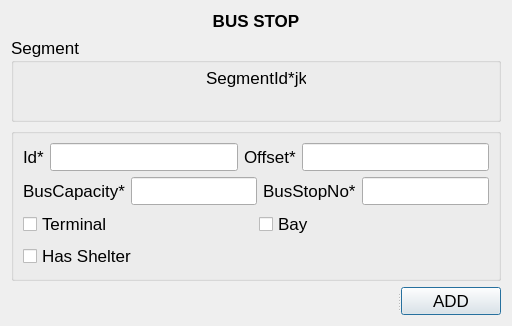
Qt form ui_busstop.ui (chaitanyamalaviya/Trafficera) before a commit.
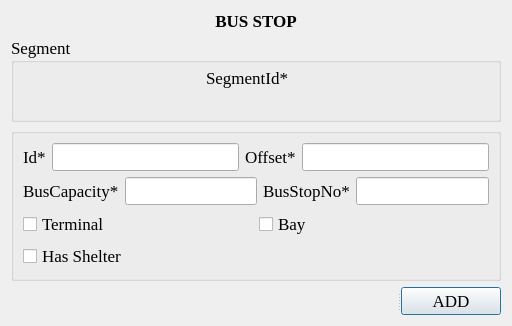
The same form after that commit.

What changed in the file:
```diff
--- a/ui_busstop.ui
+++ b/ui_busstop.ui
@@ -10,7 +10,7 @@
     <x>0</x>
     <y>0</y>
     <width>512</width>
-    <height>296</height>
+    <height>317</height>
    </rect>
   </property>
   <property name="font">
@@ -44,6 +44,7 @@
       <widget class="QLabel" name="titleLabel">
        <property name="font">
         <font>
+         <family>Times New Roman</family>
          <pointsize>13</pointsize>
          <weight>75</weight>
          <bold>true</bold>
@@ -59,6 +60,12 @@
      </item>
      <item>
       <widget class="QGroupBox" name="SegmentGroupBox">
+       <property name="font">
+        <font>
+         <family>Times New Roman</family>
+         <pointsize>13</pointsize>
+        </font>
+       </property>
        <property name="title">
         <string>Segment</string>
        </property>
@@ -90,8 +97,14 @@
             <height>100</height>
            </size>
           </property>
+          <property name="font">
+           <font>
+            <family>Times New Roman</family>
+            <pointsize>13</pointsize>
+           </font>
+          </property>
           <property name="text">
-           <string>SegmentId*jk</string>
+           <string>SegmentId*</string>
           </property>
          </widget>
         </item>
@@ -100,6 +113,12 @@
      </item>
      <item>
       <widget class="QGroupBox" name="attributeGroup">
+       <property name="font">
+        <font>
+         <family>Times New Roman</family>
+         <pointsize>13</pointsize>
+        </font>
+       </property>
        <property name="title">
         <string/>
        </property>
@@ -108,16 +127,35 @@
          <layout class="QHBoxLayout" name="horizontalLayout">
           <item>
            <widget class="QLabel" name="idLabel">
+            <property name="font">
+             <font>
+              <family>Times New Roman</family>
+              <pointsize>13</pointsize>
+             </font>
+            </property>
             <property name="text">
              <string>Id*</string>
             </property>
            </widget>
           </item>
           <item>
-           <widget class="QLineEdit" name="id"/>
+           <widget class="QLineEdit" name="id">
+            <property name="font">
+             <font>
+              <family>Times New Roman</family>
+              <pointsize>13</pointsize>
+             </font>
+            </property>
+           </widget>
           </item>
           <item>
            <widget class="QLabel" name="OffsetLabel">
+            <property name="font">
+             <font>
+              <family>Times New Roman</family>
+              <pointsize>13</pointsize>
+             </font>
+            </property>
             <property name="text">
              <string>Offset*</string>
             </property>
@@ -132,23 +170,49 @@
          <layout class="QHBoxLayout" name="horizontalLayout_2">
           <item>
            <widget class="QLabel" name="busCapacityLabel">
+            <property name="font">
+             <font>
+              <family>Times New Roman</family>
+              <pointsize>13</pointsize>
+             </font>
+            </property>
             <property name="text">
              <string>BusCapacity*</string>
             </property>
            </widget>
           </item>
           <item>
-           <widget class="QLineEdit" name="busCapacity"/>
+           <widget class="QLineEdit" name="busCapacity">
+            <property name="font">
+             <font>
+              <family>Times New Roman</family>
+              <pointsize>13</pointsize>
+             </font>
+            </property>
+           </widget>
           </item>
           <item>
            <widget class="QLabel" name="busstopNoLabel">
+            <property name="font">
+             <font>
+              <family>Times New Roman</family>
+              <pointsize>13</pointsize>
+             </font>
+            </property>
             <property name="text">
              <string>BusStopNo*</string>
             </property>
            </widget>
           </item>
           <item>
-           <widget class="QLineEdit" name="busstopNo"/>
+           <widget class="QLineEdit" name="busstopNo">
+            <property name="font">
+             <font>
+              <family>Times New Roman</family>
+              <pointsize>13</pointsize>
+             </font>
+            </property>
+           </widget>
           </item>
          </layout>
         </item>
@@ -156,6 +220,12 @@
          <layout class="QHBoxLayout" name="horizontalLayout_3">
           <item>
            <widget class="QCheckBox" name="isTerminal">
+            <property name="font">
+             <font>
+              <family>Times New Roman</family>
+              <pointsize>13</pointsize>
+             </font>
+            </property>
             <property name="text">
              <string>Terminal</string>
             </property>
@@ -163,6 +233,12 @@
           </item>
           <item>
            <widget class="QCheckBox" name="isBay">
+            <property name="font">
+             <font>
+              <family>Times New Roman</family>
+              <pointsize>13</pointsize>
+             </font>
+            </property>
             <property name="text">
              <string>Bay</string>
             </property>
@@ -172,6 +248,12 @@
         </item>
         <item row="3" column="0">
          <widget class="QCheckBox" name="hasShelter">
+          <property name="font">
+           <font>
+            <family>Times New Roman</family>
+            <pointsize>13</pointsize>
+           </font>
+          </property>
           <property name="text">
            <string>Has Shelter</string>
           </property>
@@ -182,6 +264,12 @@
      </item>
      <item>
       <widget class="QSplitter" name="splitter">
+       <property name="font">
+        <font>
+         <family>Times New Roman</family>
+         <pointsize>13</pointsize>
+        </font>
+       </property>
        <property name="orientation">
         <enum>Qt::Horizontal</enum>
        </property>
@@ -205,6 +293,12 @@
           <height>100</height>
          </size>
         </property>
+        <property name="font">
+         <font>
+          <family>Times New Roman</family>
+          <pointsize>13</pointsize>
+         </font>
+        </property>
         <property name="text">
          <string>ADD</string>
         </property>
```
Left out of the diff: 17 changed lines with no effect on the pictures.
